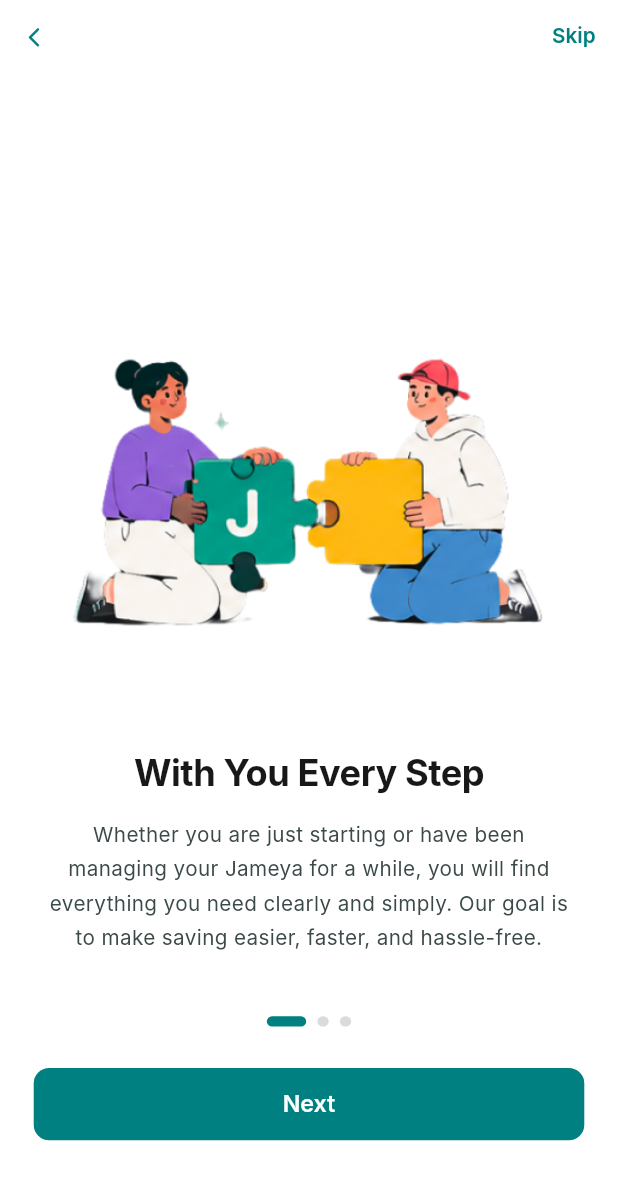
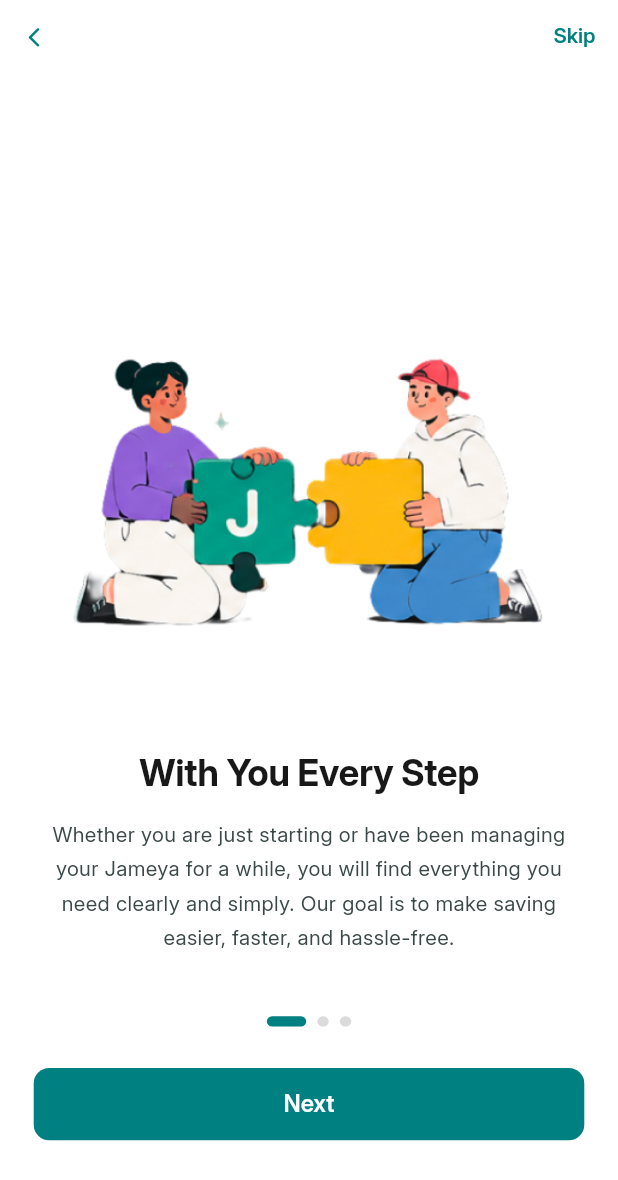
Before and after one commit to Jameya-org/jameya-admain-flutter, a Flutter app: the OnboardingView screen opened by its route, on a phone screen of 412 x 824 dp. Shown: the top 1180 px of the screen. Run offline on Flutter 3.47's test engine with Material 3 defaults, Android fonts, the phone set to English and light mode, and no system bars; our stand-ins replace dio, flutter_bloc, flutter_screenutil, flutter_secure_storage, get_it, go_router and 1 more; accounts and stored records are empty.

Commit message:
Add wallet icon SVG and person image to assets
- Introduced a new SVG file for the wallet icon located in assets/icons.
- Added a new JPEG image of a person in assets/images.

```diff
--- a/lib/core/utils/app_images.dart
+++ b/lib/core/utils/app_images.dart
@@ -1,7 +1,80 @@
-abstract final class AppImages {
-  const AppImages._();
+// ignore_for_file: prefer_single_quotes
+class Assets {
+  Assets._();
 
-  static const String onboardingOne = 'assets/images/onboarding_one.png';
-  static const String onboardingTwo = 'assets/images/onboarding_two.png';
-  static const String onboardingThree = 'assets/images/onboarding_three.png';
+  /// Assets for fontsInterInter24ptBold
+  /// assets/fonts/Inter/Inter_24pt-Bold.ttf
+  static const String fontsInterInter24ptBold = "assets/fonts/Inter/Inter_24pt-Bold.ttf";
+
+  /// Assets for fontsInterInter24ptMedium
+  /// assets/fonts/Inter/Inter_24pt-Medium.ttf
+  static const String fontsInterInter24ptMedium = "assets/fonts/Inter/Inter_24pt-Medium.ttf";
+
+  /// Assets for fontsInterInter24ptRegular
+  /// assets/fonts/Inter/Inter_24pt-Regular.ttf
+  static const String fontsInterInter24ptRegular = "assets/fonts/Inter/Inter_24pt-Regular.ttf";
+
+  /// Assets for fontsInterInter24ptSemiBold
+  /// assets/fonts/Inter/Inter_24pt-SemiBold.ttf
+  static const String fontsInterInter24ptSemiBold = "assets/fonts/Inter/Inter_24pt-SemiBold.ttf";
+
+  /// Assets for iconsWalletIcon
+  /// assets/icons/wallet_icon.svg
+  static const String iconsWalletIcon = "assets/icons/wallet_icon.svg";
+
+  /// Assets for images2
+  /// assets/images/2.0x
+  static const String images2 = "assets/images/2.0x";
+
+  /// Assets for images20xOnboardingOne
+  /// assets/images/2.0x/onboarding_one.png
+  static const String images20xOnboardingOne = "assets/images/2.0x/onboarding_one.png";
+
+  /// Assets for images20xOnboardingThree
+  /// assets/images/2.0x/onboarding_three.png
+  static const String images20xOnboardingThree = "assets/images/2.0x/onboarding_three.png";
+
+  /// Assets for images20xOnboardingTwo
+  /// assets/images/2.0x/onboarding_two.png
+  static const String images20xOnboardingTwo = "assets/images/2.0x/onboarding_two.png";
+
+  /// Assets for images3
+  /// assets/images/3.0x
+  static const String images3 = "assets/images/3.0x";
+
+  /// Assets for images30xOnboardingOne
+  /// assets/images/3.0x/onboarding_one.png
+  static const String images30xOnboardingOne = "assets/images/3.0x/onboarding_one.png";
+
+  /// Assets for images30xOnboardingThree
+  /// assets/images/3.0x/onboarding_three.png
+  static const String images30xOnboardingThree = "assets/images/3.0x/onboarding_three.png";
+
+  /// Assets for images30xOnboardingTwo
+  /// assets/images/3.0x/onboarding_two.png
+  static const String images30xOnboardingTwo = "assets/images/3.0x/onboarding_two.png";
+
+  /// Assets for imagesImage
+  /// assets/images/image.png
+  static const String imagesImage = "assets/images/image.png";
+
+  /// Assets for imagesOnboardingOne
+  /// assets/images/onboarding_one.png
+  static const String imagesOnboardingOne = "assets/images/onboarding_one.png";
+
+  /// Assets for imagesOnboardingThree
+  /// assets/images/onboarding_three.png
+  static const String imagesOnboardingThree = "assets/images/onboarding_three.png";
+
+  /// Assets for imagesOnboardingTwo
+  /// assets/images/onboarding_two.png
+  static const String imagesOnboardingTwo = "assets/images/onboarding_two.png";
+
+  /// Assets for imagesPerson11
+  /// assets/images/person1_1.jpg
+  static const String imagesPerson11 = "assets/images/person1_1.jpg";
+
+  /// Assets for imagesPerson111
+  /// assets/images/person111.jpeg
+  static const String imagesPerson111 = "assets/images/person111.jpeg";
 }
--- a/lib/features/onboarding/data/models/onboarding_model.dart
+++ b/lib/features/onboarding/data/models/onboarding_model.dart
@@ -18,17 +18,17 @@ class OnboardingModel {
   static List<OnboardingModel> getPages(BuildContext context) {
     return [
       OnboardingModel(
-        image: AppImages.onboardingOne,
+        image: Assets.imagesOnboardingOne,
         title: S.of(context).onboardingTitle1,
         subtitle: S.of(context).onboardingSubtitle1,
       ),
       OnboardingModel(
-        image: AppImages.onboardingTwo,
+        image: Assets.imagesOnboardingTwo,
         title: S.of(context).onboardingTitle2,
         subtitle: S.of(context).onboardingSubtitle2,
       ),
       OnboardingModel(
-        image: AppImages.onboardingThree,
+        image: Assets.imagesOnboardingThree,
         title: S.of(context).onboardingTitle3,
         subtitle: S.of(context).onboardingSubtitle3,
       ),
```
Also changed, not shown: pubspec.yaml (+20 -11 lines), assets/fonts/Inter/Inter_24pt-Bold.ttf (added), assets/fonts/Inter/Inter_24pt-Medium.ttf (added), assets/fonts/Inter/Inter_24pt-Regular.ttf (added), assets/fonts/Inter/Inter_24pt-SemiBold.ttf (added), assets/icons/wallet_icon.svg (added), assets/images/person1_1.jpg (renamed from assets/images/person1 1.jpg), lib/generated/intl/messages_ar.dart, lib/generated/intl/messages_en.dart, lib/generated/l10n.dart.
